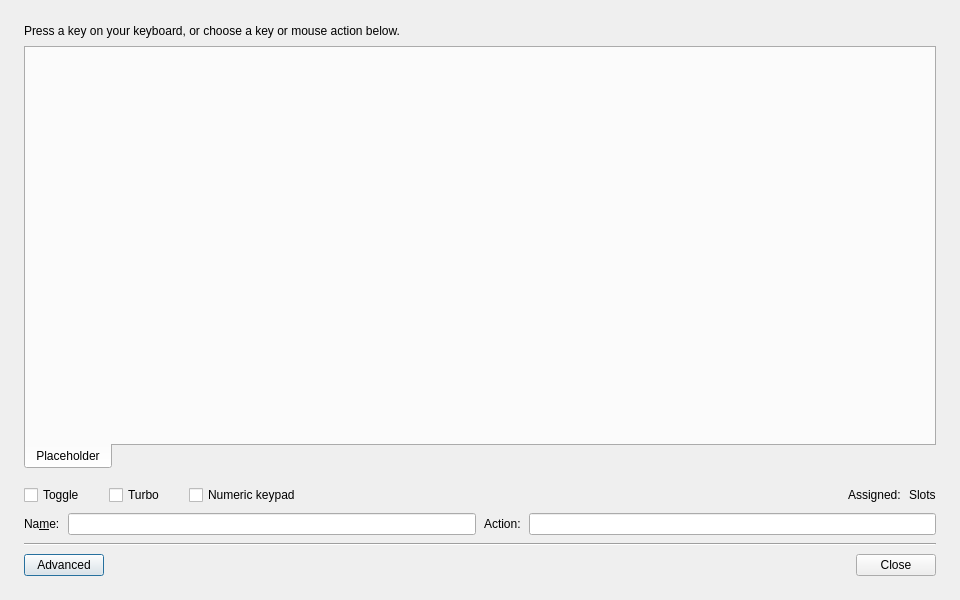
davaughnl/Pad, file src/gui/buttoneditdialog.ui: the form before one commit.
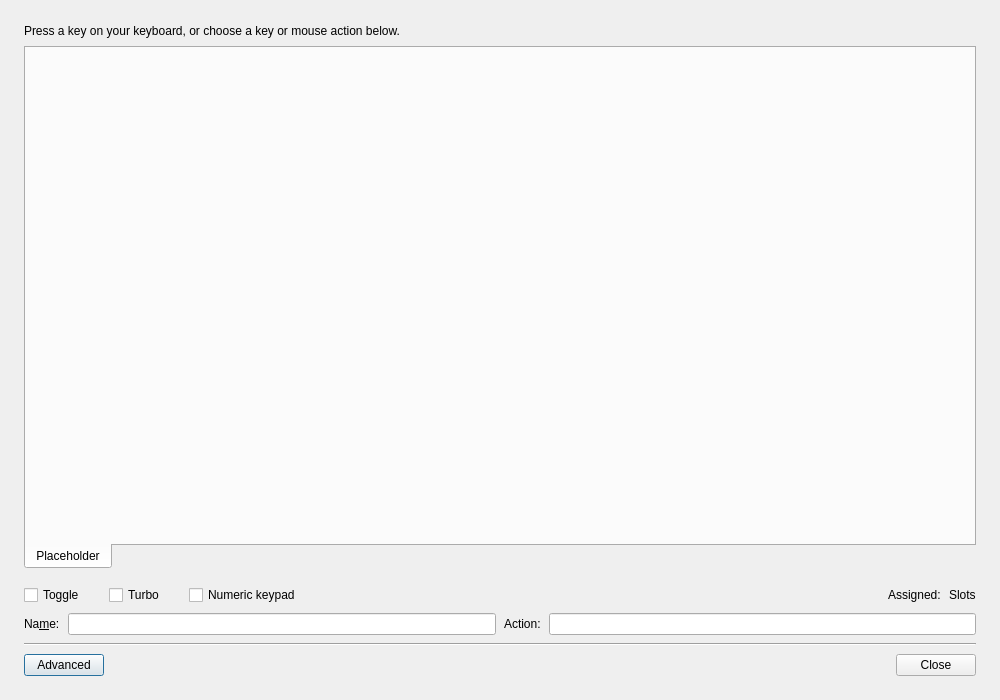
The form after the commit. Icons and pictures are not drawn. Custom widgets are drawn as their Qt base class.

Diff of the .ui file:
```diff
--- a/src/gui/buttoneditdialog.ui
+++ b/src/gui/buttoneditdialog.ui
@@ -9,8 +9,8 @@
    <rect>
     <x>0</x>
     <y>0</y>
-    <width>960</width>
-    <height>600</height>
+    <width>1000</width>
+    <height>700</height>
    </rect>
   </property>
   <property name="minimumSize">
```
